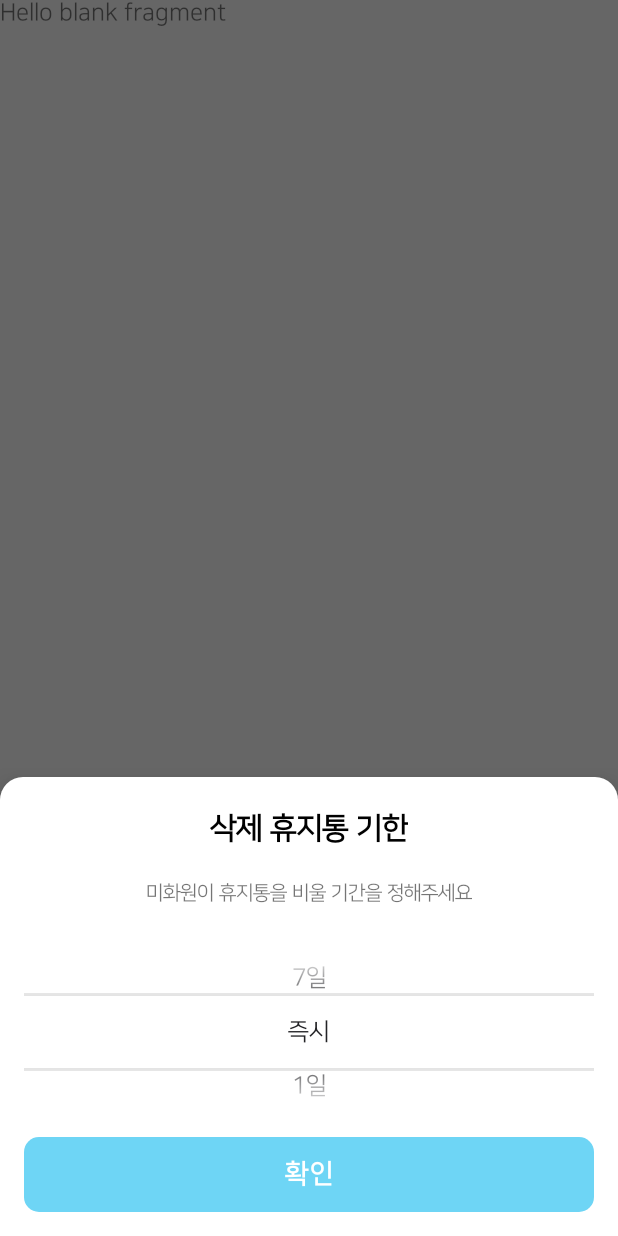
After one commit to TeamB-um/B-umAndroid, an Android app: the fragment SheetFragment placed in its activity, on a phone screen of 412 x 824 dp. The commit adds this screen. Run offline under Robolectric (Android 15) with nearby library versions, the phone set to English and light mode, and no system bars.

Commit message:
[feat] Setting Bottom Sheet

```diff
--- /dev/null
+++ b/app/src/main/java/team/bum/ui/main/setting/SheetFragment.kt
@@ -0,0 +1,64 @@
+package team.bum.ui.main.setting
+
+import android.os.Build
+import android.os.Bundle
+import android.util.Log
+import android.view.LayoutInflater
+import android.view.View
+import android.view.ViewGroup
+import android.widget.EditText
+import android.widget.NumberPicker
+import androidx.annotation.RequiresApi
+import com.google.android.material.bottomsheet.BottomSheetDialogFragment
+import team.bum.databinding.FragmentDialogSheetBinding
+import team.bum.util.dpToPixel
+
+class SheetFragment : BottomSheetDialogFragment() {
+    private lateinit var binding: FragmentDialogSheetBinding
+
+    override fun onCreateView(
+        inflater: LayoutInflater,
+        container: ViewGroup?,
+        savedInstanceState: Bundle?,
+    ): View? {
+        binding = FragmentDialogSheetBinding.inflate(inflater, container, false)
+        return binding.root
+    }
+
+    override fun onViewCreated(view: View, savedInstanceState: Bundle?) {
+        super.onViewCreated(view, savedInstanceState)
+
+        val mValues = arrayOf("즉시", "1일", "3일", "5일", "7일")
+        setNumberPicker(binding.numberpicker, mValues)
+        binding.btnCheck.setOnClickListener {
+            Log.d("test", getEditTextInNumberPicker())
+        }
+    }
+
+    private fun setNumberPicker(numberPicker: NumberPicker, numbers: Array<String>) {
+        numberPicker.maxValue = numbers.size - 1
+        numberPicker.minValue = 0
+        numberPicker.wrapSelectorWheel = true
+        numberPicker.displayedValues = numbers
+    }
+
+    private fun getEditTextInNumberPicker(): String {
+        when (binding.numberpicker.value) {
+            0 -> {
+                return "즉시"
+            }
+            1 -> {
+                return "1일"
+            }
+            2 -> {
+                return "3일"
+            }
+            3 -> {
+                return "5일"
+            }
+            else -> {
+                return "7일"
+            }
+        }
+    }
+}
--- /dev/null
+++ b/app/src/main/res/drawable/bg_white_radius_15.xml
@@ -0,0 +1,9 @@
+<?xml version="1.0" encoding="utf-8"?>
+<shape xmlns:android="http://schemas.android.com/apk/res/android"
+    android:shape="rectangle">
+
+    <solid android:color="#ffffff" />
+    <corners
+        android:topLeftRadius="15dp"
+        android:topRightRadius="15dp"/>
+</shape>
--- /dev/null
+++ b/app/src/main/res/layout/fragment_dialog_sheet.xml
@@ -0,0 +1,61 @@
+<?xml version="1.0" encoding="utf-8"?>
+<androidx.constraintlayout.widget.ConstraintLayout xmlns:android="http://schemas.android.com/apk/res/android"
+    xmlns:app="http://schemas.android.com/apk/res-auto"
+    android:layout_width="match_parent"
+    android:layout_height="wrap_content"
+    app:behavior_hideable="true"
+    app:behavior_peekHeight="56dp"
+    app:layout_behavior="com.google.android.material.bottomsheet.BottomSheetBehavior">
+
+    <TextView
+        android:id="@+id/tv_delete_duration"
+        android:layout_width="wrap_content"
+        android:layout_height="wrap_content"
+        android:layout_marginTop="24dp"
+        android:text="@string/setting_delete_duration"
+        android:textColor="#000000"
+        android:textSize="20sp"
+        android:textStyle="bold"
+        app:layout_constraintEnd_toEndOf="parent"
+        app:layout_constraintStart_toStartOf="parent"
+        app:layout_constraintTop_toTopOf="parent" />
+
+    <TextView
+        android:id="@+id/tv_delete_text"
+        android:layout_width="wrap_content"
+        android:layout_height="wrap_content"
+        android:layout_marginTop="24dp"
+        android:text="@string/setting_dialog_explain"
+        android:textSize="13dp"
+        app:layout_constraintEnd_toEndOf="parent"
+        app:layout_constraintStart_toStartOf="parent"
+        app:layout_constraintTop_toBottomOf="@id/tv_delete_duration" />
+
+    <NumberPicker
+        android:id="@+id/numberpicker"
+        android:layout_width="0dp"
+        android:descendantFocusability="blocksDescendants"
+        android:layout_height="108dp"
+        android:layout_marginStart="16dp"
+        android:layout_marginTop="31dp"
+        android:layout_marginEnd="16dp"
+        android:theme="@style/NumberPicker"
+        app:layout_constraintEnd_toEndOf="parent"
+        app:layout_constraintStart_toStartOf="parent"
+        app:layout_constraintTop_toBottomOf="@id/tv_delete_text" />
+
+    <Button
+        android:id="@+id/btn_check"
+        android:layout_width="0dp"
+        style="@style/RoundButton.Blue"
+        android:layout_marginHorizontal="16dp"
+        android:layout_marginTop="16dp"
+        app:layout_constraintEnd_toEndOf="parent"
+        app:layout_constraintStart_toStartOf="parent"
+        app:layout_constraintTop_toBottomOf="@id/numberpicker"
+        app:layout_constraintBottom_toBottomOf="parent"
+        android:layout_marginBottom="16dp"
+        android:text="@string/setting_dialog_ok" />
+
+
+</androidx.constraintlayout.widget.ConstraintLayout>
--- a/app/src/main/res/values/colors.xml
+++ b/app/src/main/res/values/colors.xml
@@ -24,6 +24,7 @@
     <color name="text_grey">#C2C2C2</color>
     <color name="icon_grey">#A1A1A1</color>
     <color name="bg">#F9F9F9</color>
+    <color name="picker_main">#232326</color>
 
     <color name="chip1_color">#FEDA52</color>
     <color name="chip2_color">#FF847D</color>
--- a/app/src/main/res/values/strings.xml
+++ b/app/src/main/res/values/strings.xml
@@ -15,6 +15,8 @@
     <string name="setting_number">6</string>
     <string name="setting_total_number">/9</string>
     <string name="setting_item_category">취업</string>
+    <string name="setting_dialog_ok">확인</string>
+    <string name="setting_dialog_explain">미화원이 휴지통을 비울 기간을 정해주세요</string>
 
     <string name="menu_home">home</string>
     <string name="menu_collection">collection</string>
--- a/app/src/main/res/values/themes.xml
+++ b/app/src/main/res/values/themes.xml
@@ -7,6 +7,7 @@
         <item name="android:fontFamily">@font/nanum_square_regular</item>
         <item name="android:includeFontPadding">false</item>
         <item name="android:textSize">16dp</item>
+        <item name="bottomSheetDialogTheme">@style/AppBottomSheet</item>
     </style>
 
     <style name="RoundButton" parent="Widget.MaterialComponents.Button">
@@ -32,4 +33,18 @@
         <item name="strokeColor">@color/disable</item>
         <item name="rippleColor">@color/disable</item>
     </style>
+
+    <style name="AppBottomSheet" parent="Theme.Design.Light.BottomSheetDialog">
+        <item name="bottomSheetStyle">@style/AppModalStyle</item>
+    </style>
+
+    <style name="AppModalStyle" parent="Widget.Design.BottomSheet.Modal">
+        <item name="android:background">@drawable/bg_white_radius_15</item>
+    </style>
+
+    <style name="NumberPicker">
+        <item name="android:textColorPrimary">@color/picker_main</item>
+        <item name="colorControlNormal">@color/line</item>
+    </style>
+
 </resources>
```
